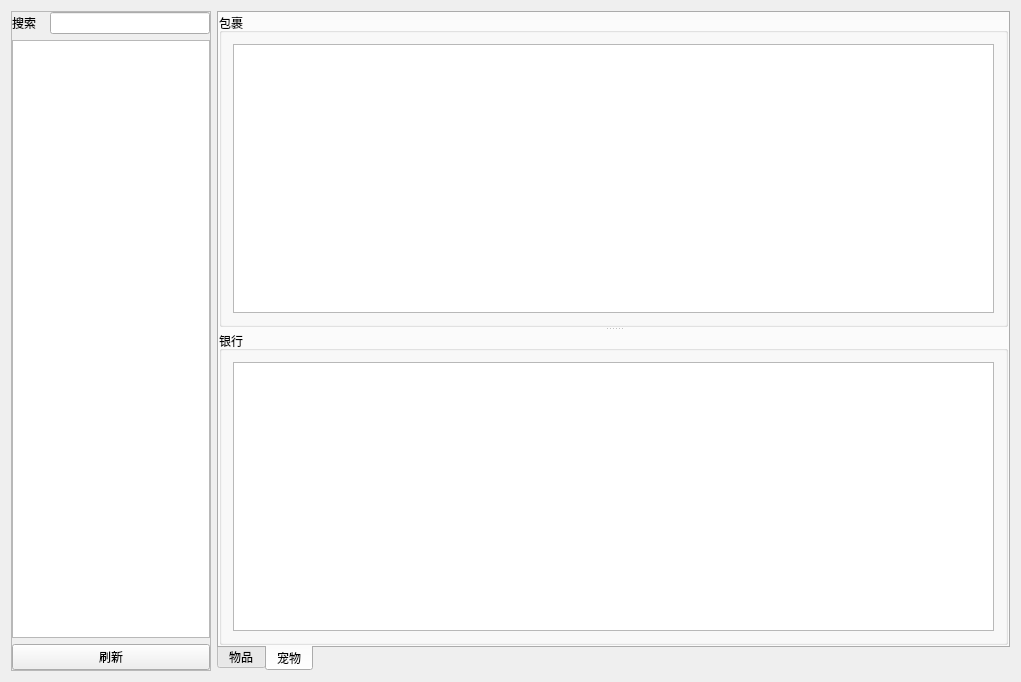
HBACC0005240/MLAssist, file MLAssistTool/GamePlayerDataWgt.ui: the form before one commit.
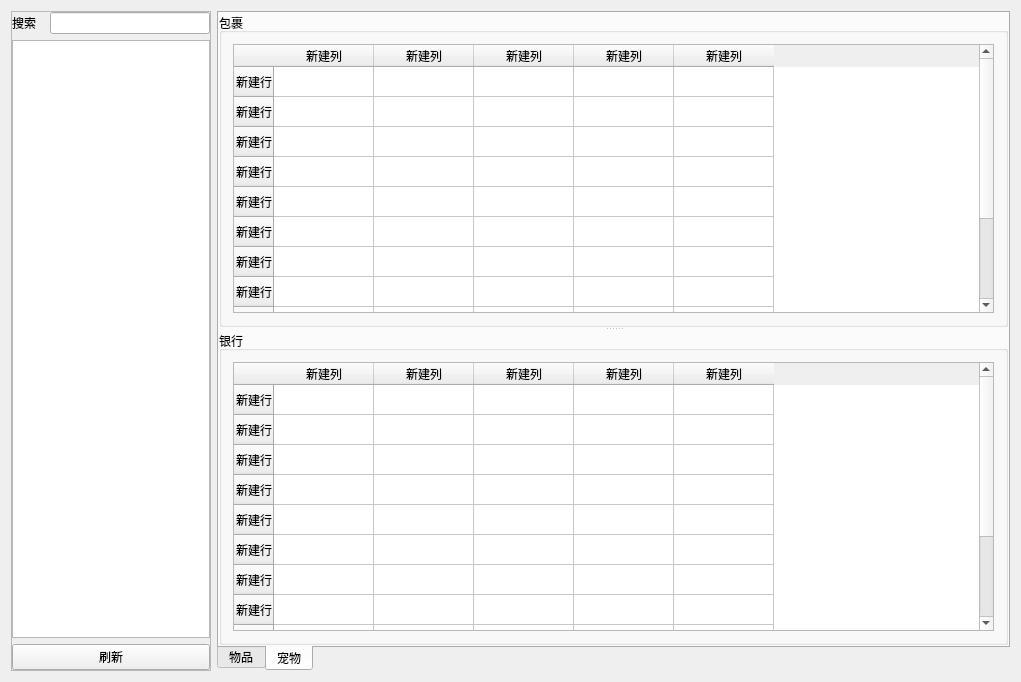
The form after the commit. The open tabs and pages were chosen to show the change.

```diff
--- a/MLAssistTool/GamePlayerDataWgt.ui
+++ b/MLAssistTool/GamePlayerDataWgt.ui
@@ -419,7 +419,93 @@
              <property name="orientation">
               <enum>Qt::Vertical</enum>
              </property>
-             <widget class="QTableWidget" name="tableWidget_pet"/>
+             <widget class="QTableWidget" name="tableWidget_pet">
+              <row>
+               <property name="text">
+                <string>新建行</string>
+               </property>
+              </row>
+              <row>
+               <property name="text">
+                <string>新建行</string>
+               </property>
+              </row>
+              <row>
+               <property name="text">
+                <string>新建行</string>
+               </property>
+              </row>
+              <row>
+               <property name="text">
+                <string>新建行</string>
+               </property>
+              </row>
+              <row>
+               <property name="text">
+                <string>新建行</string>
+               </property>
+              </row>
+              <row>
+               <property name="text">
+                <string>新建行</string>
+               </property>
+              </row>
+              <row>
+               <property name="text">
+                <string>新建行</string>
+               </property>
+              </row>
+              <row>
+               <property name="text">
+                <string>新建行</string>
+               </property>
+              </row>
+              <row>
+               <property name="text">
+                <string>新建行</string>
+               </property>
+              </row>
+              <row>
+               <property name="text">
+                <string>新建行</string>
+               </property>
+              </row>
+              <row>
+               <property name="text">
+                <string>新建行</string>
+               </property>
+              </row>
+              <row>
+               <property name="text">
+                <string>新建行</string>
+               </property>
+              </row>
+              <column>
+               <property name="text">
+                <string>新建列</string>
+               </property>
+              </column>
+              <column>
+               <property name="text">
+                <string>新建列</string>
+               </property>
+              </column>
+              <column>
+               <property name="text">
+                <string>新建列</string>
+               </property>
+              </column>
+              <column>
+               <property name="text">
+                <string>新建列</string>
+               </property>
+              </column>
+              <column>
+               <property name="text">
+                <string>新建列</string>
+               </property>
+              </column>
+             </widget>
             </widget>
            </item>
           </layout>
@@ -430,7 +516,93 @@
           </property>
           <layout class="QVBoxLayout" name="verticalLayout_6">
            <item>
-            <widget class="QTableWidget" name="tableWidget_bankPet"/>
+            <widget class="QTableWidget" name="tableWidget_bankPet">
+             <row>
+              <property name="text">
+               <string>新建行</string>
+              </property>
+             </row>
+             <row>
+              <property name="text">
+               <string>新建行</string>
+              </property>
+             </row>
+             <row>
+              <property name="text">
+               <string>新建行</string>
+              </property>
+             </row>
+             <row>
+              <property name="text">
+               <string>新建行</string>
+              </property>
+             </row>
+             <row>
+              <property name="text">
+               <string>新建行</string>
+              </property>
+             </row>
+             <row>
+              <property name="text">
+               <string>新建行</string>
+              </property>
+             </row>
+             <row>
+              <property name="text">
+               <string>新建行</string>
+              </property>
+             </row>
+             <row>
+              <property name="text">
+               <string>新建行</string>
+              </property>
+             </row>
+             <row>
+              <property name="text">
+               <string>新建行</string>
+              </property>
+             </row>
+             <row>
+              <property name="text">
+               <string>新建行</string>
+              </property>
+             </row>
+             <row>
+              <property name="text">
+               <string>新建行</string>
+              </property>
+             </row>
+             <row>
+              <property name="text">
+               <string>新建行</string>
+              </property>
+             </row>
+             <column>
+              <property name="text">
+               <string>新建列</string>
+              </property>
+             </column>
+             <column>
+              <property name="text">
+               <string>新建列</string>
+              </property>
+             </column>
+             <column>
+              <property name="text">
+               <string>新建列</string>
+              </property>
+             </column>
+             <column>
+              <property name="text">
+               <string>新建列</string>
+              </property>
+             </column>
+             <column>
+              <property name="text">
+               <string>新建列</string>
+              </property>
+             </column>
+            </widget>
            </item>
           </layout>
          </widget>
```
